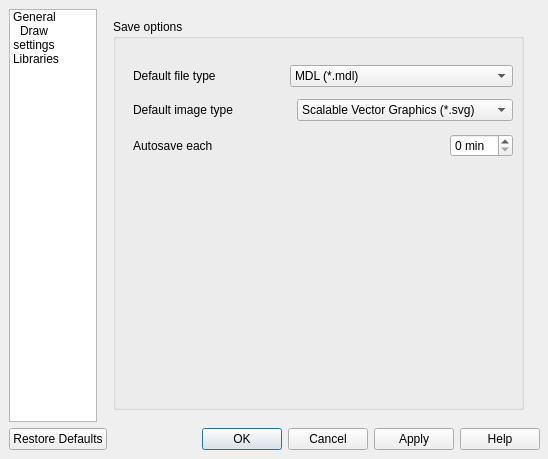
Old version of the form src/settings.ui in the repository timvdm/Molsketch.
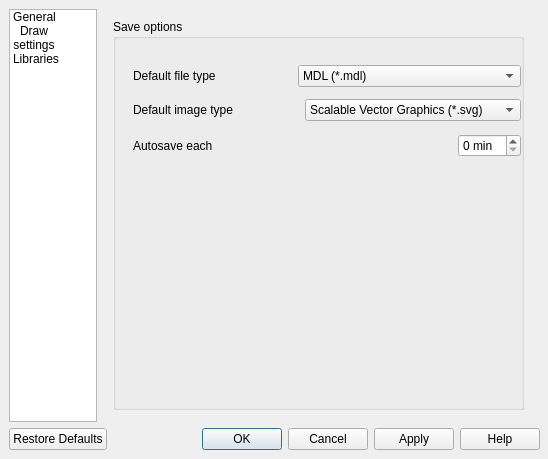
New version of the form. The open tabs and pages were chosen to show the change. Icons and pictures are not drawn.

```diff
--- a/src/settings.ui
+++ b/src/settings.ui
@@ -111,12 +111,12 @@
           <property name="title" >
            <string>Save options</string>
           </property>
-          <widget class="QWidget" name="layoutWidget" >
-           <property name="geometry" >
+          <widget class="QWidget" name="layoutWidget">
+           <property name="geometry">
             <rect>
              <x>20</x>
              <y>40</y>
-             <width>380</width>
+             <width>388</width>
              <height>105</height>
             </rect>
            </property>
```
Left out of the diff: 339 changed lines with no effect on the pictures.
